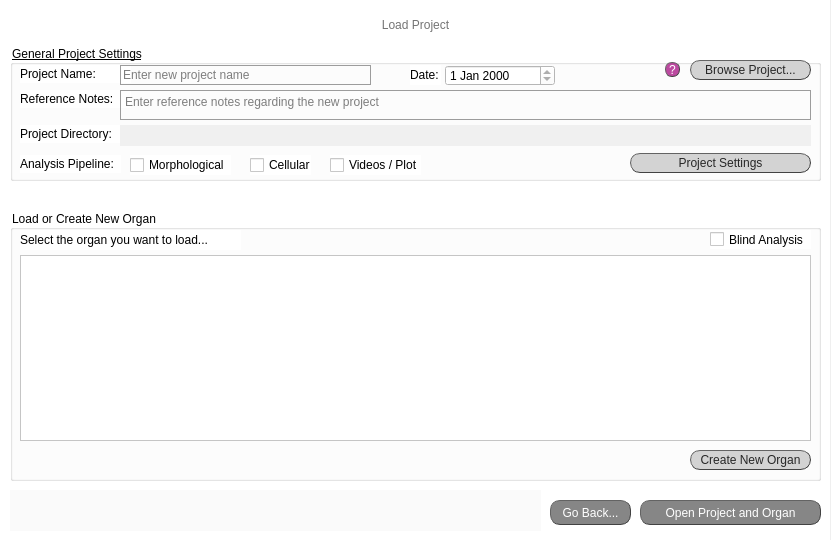
Before: the Qt Designer form gui/load_project_screen.ui in jsanchez679/morphoHeart_rev, drawn with Qt 5.
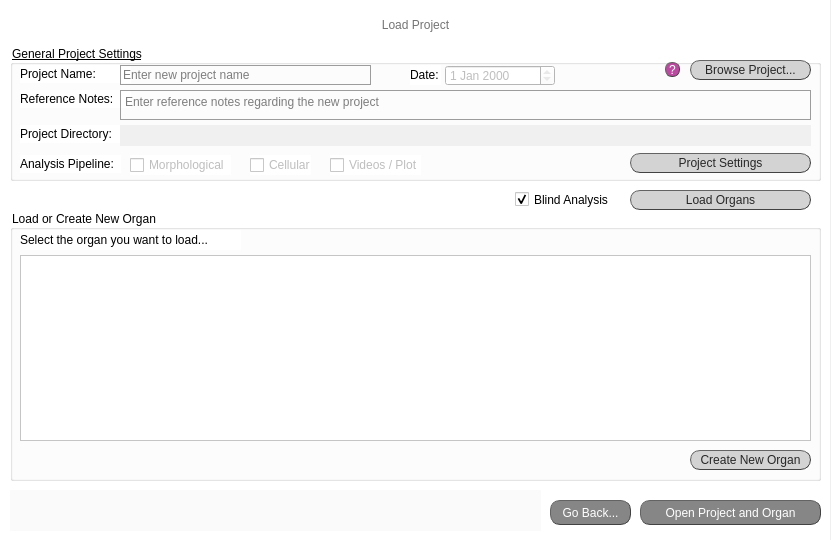
After: the same form once the commit is applied.

Commit message: Load project starting to work, to-do load selected organ and validations

```diff
--- a/gui/load_project_screen.ui
+++ b/gui/load_project_screen.ui
@@ -164,38 +164,8 @@
       </sizepolicy>
      </property>
      <property name="styleSheet">
-      <string notr="true">font: 25 10pt &quot;Calibri Light&quot;;</string>
-     </property>
-    </widget>
-    <widget class="QCheckBox" name="cB_blind">
-     <property name="geometry">
-      <rect>
-       <x>700</x>
-       <y>20</y>
-       <width>101</width>
-       <height>19</height>
-      </rect>
-     </property>
-     <property name="sizePolicy">
-      <sizepolicy hsizetype="Fixed" vsizetype="Fixed">
-       <horstretch>0</horstretch>
-       <verstretch>0</verstretch>
-      </sizepolicy>
-     </property>
-     <property name="minimumSize">
-      <size>
-       <width>95</width>
-       <height>18</height>
-      </size>
-     </property>
-     <property name="layoutDirection">
-      <enum>Qt::LeftToRight</enum>
-     </property>
-     <property name="styleSheet">
-      <string notr="true">font: 25 10pt &quot;Calibri Light&quot;;</string>
-     </property>
-     <property name="text">
-      <string>Blind Analysis</string>
+      <string notr="true">font: 25 10pt &quot;Calibri Light&quot;;
+border-color: rgb(170, 0, 127);</string>
      </property>
     </widget>
    </widget>
@@ -470,6 +440,9 @@
      </property>
     </widget>
     <widget class="QCheckBox" name="checkBox_mH">
+     <property name="enabled">
+      <bool>false</bool>
+     </property>
      <property name="geometry">
       <rect>
        <x>120</x>
@@ -492,6 +465,9 @@
      </property>
     </widget>
     <widget class="QCheckBox" name="checkBox_mC">
+     <property name="enabled">
+      <bool>false</bool>
+     </property>
      <property name="geometry">
       <rect>
        <x>240</x>
@@ -511,6 +487,9 @@
      </property>
     </widget>
     <widget class="QCheckBox" name="checkBox_mP">
+     <property name="enabled">
+      <bool>false</bool>
+     </property>
      <property name="geometry">
       <rect>
        <x>320</x>
@@ -530,6 +509,9 @@
      </property>
     </widget>
     <widget class="QDateEdit" name="dateEdit">
+     <property name="enabled">
+      <bool>false</bool>
+     </property>
      <property name="geometry">
       <rect>
        <x>435</x>
@@ -667,6 +649,79 @@
      </property>
     </widget>
    </widget>
+   <widget class="QPushButton" name="button_load_organs">
+    <property name="geometry">
+     <rect>
+      <x>630</x>
+      <y>190</y>
+      <width>181</width>
+      <height>20</height>
+     </rect>
+    </property>
+    <property name="mouseTracking">
+     <bool>true</bool>
+    </property>
+    <property name="focusPolicy">
+     <enum>Qt::ClickFocus</enum>
+    </property>
+    <property name="autoFillBackground">
+     <bool>false</bool>
+    </property>
+    <property name="styleSheet">
+     <string notr="true">QPushButton{border-radius:10px;
+border-width: 1px;
+border-style: outset;
+border-color: rgb(66, 66, 66);
+background-color: rgb(211, 211, 211);
+color: rgb(39, 39, 39);
+font: 10pt &quot;Calibri Light&quot;;}
+
+QPushButton:hover{
+background-color: #eb6fbd;
+border-color: #672146
+}</string>
+    </property>
+    <property name="text">
+     <string>Load Organs</string>
+    </property>
+    <property name="checkable">
+     <bool>true</bool>
+    </property>
+   </widget>
+   <widget class="QCheckBox" name="cB_blind">
+    <property name="geometry">
+     <rect>
+      <x>515</x>
+      <y>190</y>
+      <width>101</width>
+      <height>19</height>
+     </rect>
+    </property>
+    <property name="sizePolicy">
+     <sizepolicy hsizetype="Fixed" vsizetype="Fixed">
+      <horstretch>0</horstretch>
+      <verstretch>0</verstretch>
+     </sizepolicy>
+    </property>
+    <property name="minimumSize">
+     <size>
+      <width>95</width>
+      <height>18</height>
+     </size>
+    </property>
+    <property name="layoutDirection">
+     <enum>Qt::LeftToRight</enum>
+    </property>
+    <property name="styleSheet">
+     <string notr="true">font: 25 10pt &quot;Calibri Light&quot;;</string>
+    </property>
+    <property name="text">
+     <string>Blind Analysis</string>
+    </property>
+    <property name="checked">
+     <bool>true</bool>
+    </property>
+   </widget>
    <zorder>label_2</zorder>
    <zorder>set_orientation</zorder>
    <zorder>button_open_projorgan</zorder>
```
Left out of the diff: 11 changed lines with no effect on the pictures. The commit also changes 9 other files.
